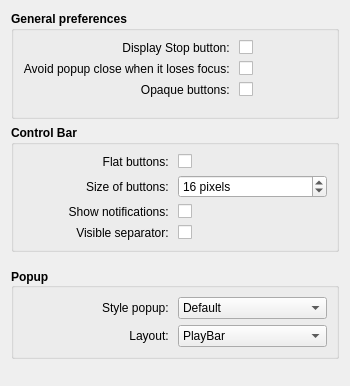
First picture: the form in plasmoid/contents/ui/config.ui, repository jsmitar/PlayBar, before the edit.
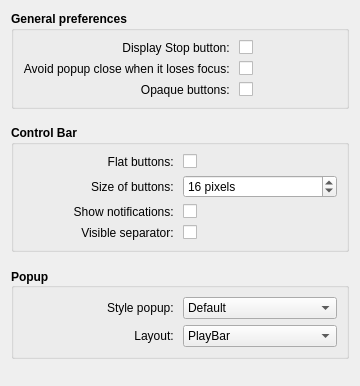
Second picture: the form after the edit.

```diff
--- a/plasmoid/contents/ui/config.ui
+++ b/plasmoid/contents/ui/config.ui
@@ -9,31 +9,28 @@
    <rect>
     <x>0</x>
     <y>0</y>
-    <width>350</width>
+    <width>360</width>
     <height>386</height>
    </rect>
   </property>
   <property name="sizePolicy">
-   <sizepolicy hsizetype="Preferred" vsizetype="Expanding">
+   <sizepolicy hsizetype="Minimum" vsizetype="Expanding">
     <horstretch>0</horstretch>
     <verstretch>0</verstretch>
    </sizepolicy>
   </property>
   <property name="minimumSize">
    <size>
-    <width>350</width>
+    <width>360</width>
     <height>386</height>
    </size>
   </property>
   <property name="windowTitle">
    <string>Form</string>
   </property>
-  <property name="autoFillBackground">
-   <bool>false</bool>
-  </property>
-  <layout class="QVBoxLayout" name="verticalLayout_3">
+  <layout class="QVBoxLayout" name="VerticalLayout">
    <item>
-    <widget class="QGroupBox" name="groupBox_3">
+    <widget class="QGroupBox" name="groupBox_1">
      <property name="font">
       <font>
        <weight>75</weight>
@@ -48,12 +45,9 @@
      </property>
      <layout class="QVBoxLayout" name="verticalLayout_4">
       <item>
-       <layout class="QGridLayout" name="gridLayout_3">
-        <property name="sizeConstraint">
-         <enum>QLayout::SetFixedSize</enum>
-        </property>
+       <layout class="QGridLayout" name="gridLayout_1">
         <item row="0" column="0">
-         <widget class="QLabel" name="label_2">
+         <widget class="QLabel" name="label_1">
           <property name="sizePolicy">
            <sizepolicy hsizetype="Preferred" vsizetype="Preferred">
             <horstretch>0</horstretch>
@@ -95,7 +89,7 @@
          </widget>
         </item>
         <item row="1" column="0">
-         <widget class="QLabel" name="label_4">
+         <widget class="QLabel" name="label_2">
           <property name="sizePolicy">
            <sizepolicy hsizetype="Minimum" vsizetype="Preferred">
             <horstretch>0</horstretch>
@@ -135,7 +129,7 @@
          </widget>
         </item>
         <item row="2" column="0">
-         <widget class="QLabel" name="label_1">
+         <widget class="QLabel" name="label_3">
           <property name="sizePolicy">
            <sizepolicy hsizetype="Preferred" vsizetype="Preferred">
             <horstretch>0</horstretch>
@@ -195,8 +189,11 @@
         </item>
        </layout>
       </item>
+     </layout>
+    </widget>
+   </item>
       <item>
-       <spacer name="verticalSpacer_2">
+    <spacer name="verticalSpacer_1">
         <property name="orientation">
          <enum>Qt::Vertical</enum>
         </property>
@@ -210,9 +207,6 @@
          </size>
         </property>
        </spacer>
-      </item>
-     </layout>
-    </widget>
    </item>
    <item>
     <widget class="QGroupBox" name="groupBox_2">
@@ -232,9 +226,6 @@
      <layout class="QVBoxLayout" name="verticalLayout_2">
       <item>
        <layout class="QGridLayout" name="gridLayout_2">
-        <property name="sizeConstraint">
-         <enum>QLayout::SetFixedSize</enum>
-        </property>
         <item row="1" column="1">
          <widget class="QSpinBox" name="kcfg_buttonSize">
           <property name="sizePolicy">
@@ -285,7 +276,7 @@
          </widget>
         </item>
         <item row="0" column="0">
-         <widget class="QLabel" name="label_5">
+         <widget class="QLabel" name="label_4">
           <property name="font">
            <font>
             <weight>50</weight>
@@ -314,7 +305,7 @@
          </widget>
         </item>
         <item row="2" column="0">
-         <widget class="QLabel" name="label_8">
+         <widget class="QLabel" name="label_6">
           <property name="font">
            <font>
             <weight>50</weight>
@@ -378,7 +369,7 @@
          </widget>
         </item>
         <item row="1" column="0">
-         <widget class="QLabel" name="label_9">
+         <widget class="QLabel" name="label_5">
           <property name="font">
            <font>
             <weight>50</weight>
@@ -399,7 +390,7 @@
     </widget>
    </item>
    <item>
-    <spacer name="verticalSpacer_3">
+    <spacer name="verticalSpacer_2">
      <property name="orientation">
       <enum>Qt::Vertical</enum>
      </property>
@@ -415,7 +406,7 @@
     </spacer>
    </item>
    <item>
-    <widget class="QGroupBox" name="groupBox">
+    <widget class="QGroupBox" name="groupBox_3">
      <property name="font">
       <font>
        <weight>75</weight>
@@ -439,10 +430,7 @@
      </property>
      <layout class="QVBoxLayout" name="verticalLayout">
       <item>
-       <layout class="QGridLayout" name="gridLayout_1">
-        <property name="sizeConstraint">
-         <enum>QLayout::SetFixedSize</enum>
-        </property>
+       <layout class="QGridLayout" name="gridLayout_3">
         <item row="0" column="1">
          <widget class="QComboBox" name="kcfg_popupStyle">
           <property name="sizePolicy">
@@ -482,7 +470,7 @@
          </widget>
         </item>
         <item row="0" column="0">
-         <widget class="QLabel" name="label_3">
+         <widget class="QLabel" name="label_8">
           <property name="sizePolicy">
            <sizepolicy hsizetype="Preferred" vsizetype="Minimum">
             <horstretch>0</horstretch>
@@ -504,7 +492,7 @@
          </widget>
         </item>
         <item row="1" column="0">
-         <widget class="QLabel" name="label_6">
+         <widget class="QLabel" name="label_9">
           <property name="sizePolicy">
            <sizepolicy hsizetype="Preferred" vsizetype="Minimum">
             <horstretch>0</horstretch>
@@ -561,7 +549,7 @@
     </widget>
    </item>
    <item>
-    <spacer name="verticalSpacer">
+    <spacer name="verticalSpacer_3">
      <property name="orientation">
       <enum>Qt::Vertical</enum>
      </property>
```
Left out of the diff: 3 changed lines with no effect on the pictures. Lines whose indentation alone changed are shown as unchanged.
